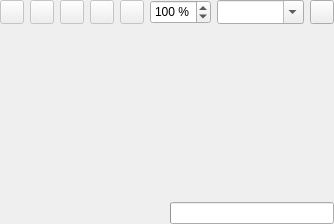
Qt form miniwebbrowser.ui (qmc2/qmc2-mame-fe) before a commit.
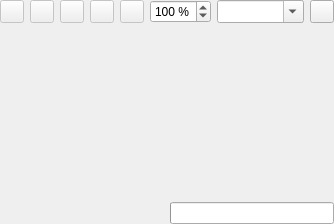
The same form after that commit. Icons and pictures are not drawn.

Commit message: imp: minor URL combo-box layout improvements

Diff of the .ui file:
```diff
--- a/miniwebbrowser.ui
+++ b/miniwebbrowser.ui
@@ -136,7 +136,7 @@
    <item row="0" column="6">
     <widget class="QComboBox" name="comboBoxURL">
      <property name="sizePolicy">
-      <sizepolicy hsizetype="Preferred" vsizetype="Minimum">
+      <sizepolicy hsizetype="Expanding" vsizetype="Minimum">
        <horstretch>0</horstretch>
        <verstretch>0</verstretch>
       </sizepolicy>
@@ -153,9 +153,6 @@
      <property name="insertPolicy">
       <enum>QComboBox::NoInsert</enum>
      </property>
-     <property name="sizeAdjustPolicy">
-      <enum>QComboBox::AdjustToMinimumContentsLengthWithIcon</enum>
-     </property>
     </widget>
    </item>
    <item row="0" column="7">
@@ -238,7 +235,7 @@
    <item row="0" column="5">
     <widget class="QSpinBox" name="spinBoxZoom">
      <property name="sizePolicy">
-      <sizepolicy hsizetype="Maximum" vsizetype="Minimum">
+      <sizepolicy hsizetype="Fixed" vsizetype="Minimum">
        <horstretch>0</horstretch>
        <verstretch>0</verstretch>
       </sizepolicy>
```
The commit also changes 13 other files.
